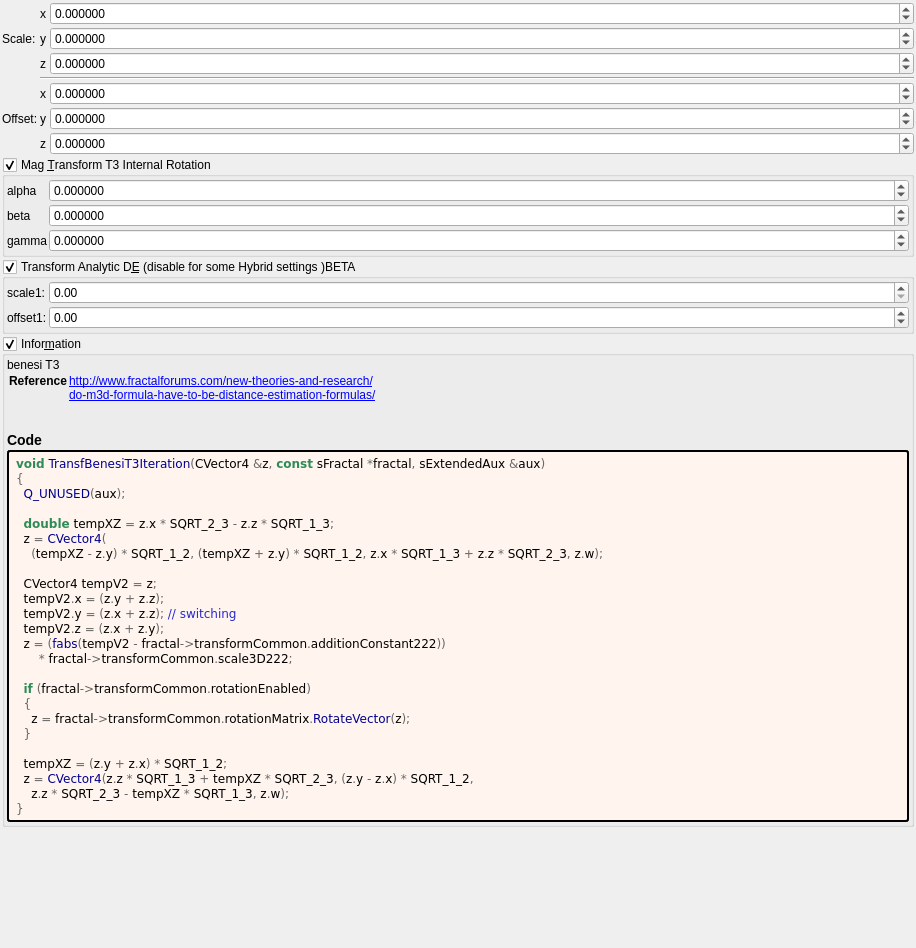
Qt form mandelbulber2/formula/ui/transf_benesi_t3.ui (buddhi1980/mandelbulber2) before a commit.
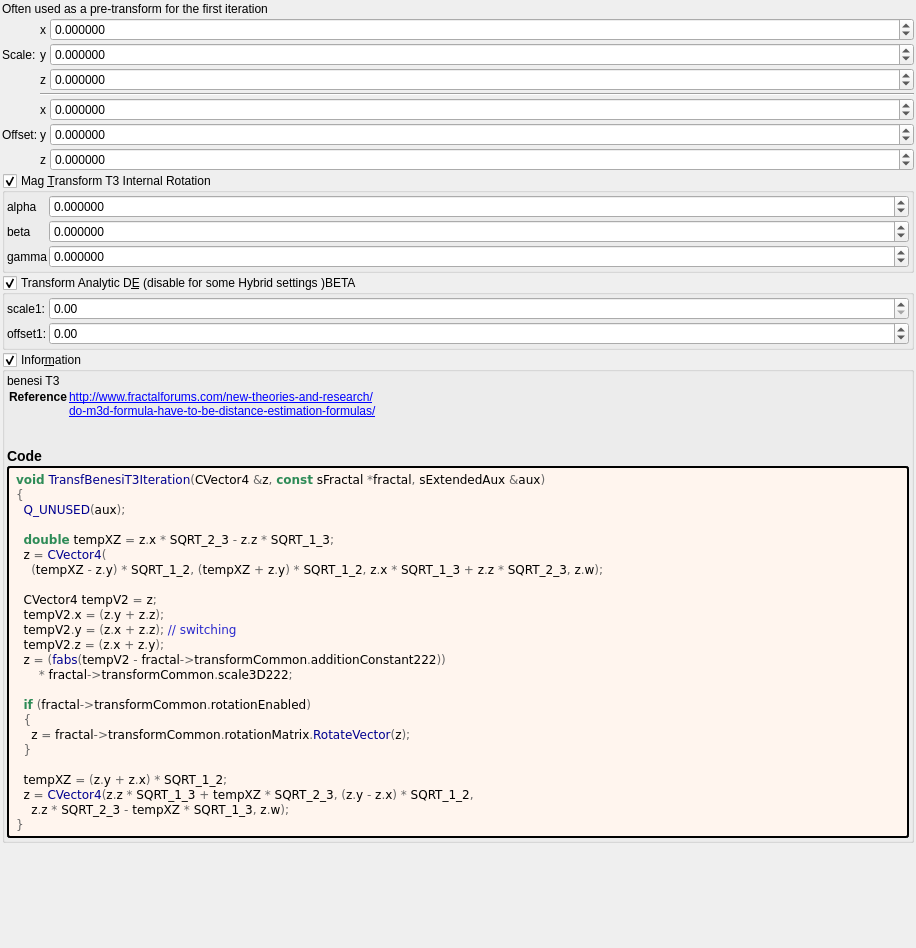
The same form after that commit. Custom widgets are drawn as their Qt base class.

Diff of the .ui file:
```diff
--- a/mandelbulber2/formula/ui/transf_benesi_t3.ui
+++ b/mandelbulber2/formula/ui/transf_benesi_t3.ui
@@ -29,6 +29,13 @@
    <property name="bottomMargin">
     <number>2</number>
    </property>
+   <item>
+    <widget class="QLabel" name="label_180">
+     <property name="text">
+      <string>Often used as a pre-transform for the first iteration</string>
+     </property>
+    </widget>
+   </item>
    <item>
     <layout class="QGridLayout" name="gridLayout_63" columnstretch="0,0,0,0,1">
      <property name="spacing">
```
